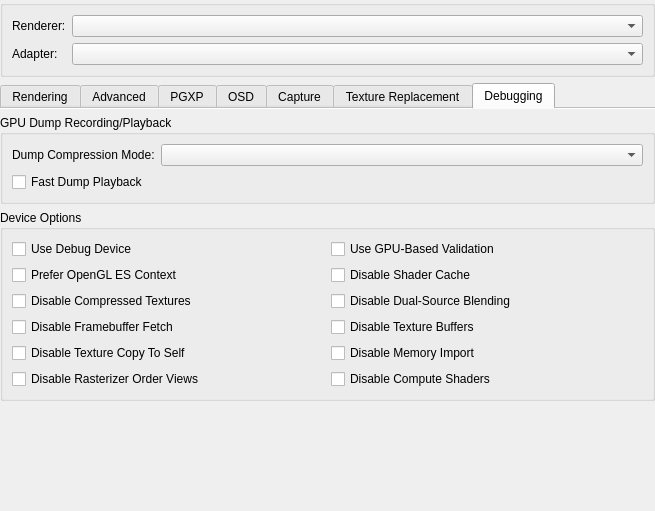
The window that src/duckstation-qt/graphicssettingswidget.ui (stenzek/duckstation) describes before a commit, drawn with Qt 5.
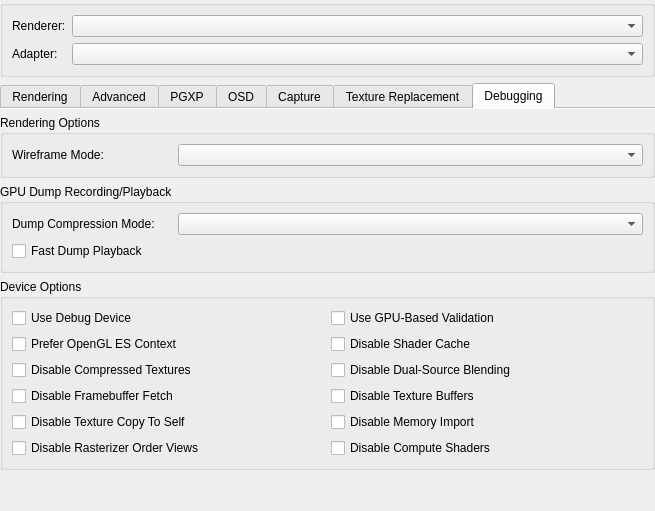
The same window after the commit. The open tabs and pages were chosen to show the change. Icons and pictures are not drawn.

Commit message:
Qt: Move wireframe rendering to debug tab
Free up space in advanced.

What changed in the file:
```diff
--- a/src/duckstation-qt/graphicssettingswidget.ui
+++ b/src/duckstation-qt/graphicssettingswidget.ui
@@ -412,17 +412,7 @@
           <item row="1" column="1">
            <widget class="QComboBox" name="gpuLineDetectMode"/>
           </item>
-          <item row="2" column="0">
-           <widget class="QLabel" name="gpuWireframeModeLabel">
-            <property name="text">
-             <string>Wireframe Mode:</string>
-            </property>
-           </widget>
-          </item>
-          <item row="2" column="1">
-           <widget class="QComboBox" name="gpuWireframeMode"/>
-          </item>
-          <item row="3" column="0" colspan="2">
+          <item row="2" column="0" colspan="2">
            <layout class="QGridLayout" name="gridLayout_5">
             <item row="1" column="1">
              <widget class="QCheckBox" name="scaledInterlacing">
@@ -1447,12 +1437,31 @@
        <property name="bottomMargin">
         <number>0</number>
        </property>
+       <item>
+        <widget class="QGroupBox" name="groupBox_11">
+         <property name="title">
+          <string>Rendering Options</string>
+         </property>
+         <layout class="QGridLayout" name="gridLayout_22" columnstretch="0,1" columnminimumwidth="160,0">
+          <item row="0" column="0">
+           <widget class="QLabel" name="gpuWireframeModeLabel">
+            <property name="text">
+             <string>Wireframe Mode:</string>
+            </property>
+           </widget>
+          </item>
+          <item row="0" column="1">
+           <widget class="QComboBox" name="gpuWireframeMode"/>
+          </item>
+         </layout>
+        </widget>
+       </item>
        <item>
         <widget class="QGroupBox" name="gpuDumpGroup">
          <property name="title">
           <string>GPU Dump Recording/Playback</string>
          </property>
-         <layout class="QGridLayout" name="gridLayout_17" columnstretch="0,1">
+         <layout class="QGridLayout" name="gridLayout_17" columnstretch="0,1" columnminimumwidth="160,0">
           <item row="0" column="0">
            <widget class="QLabel" name="groupDumpCompressionModeLabel">
             <property name="text">
```
Left out of the diff: 4 changed lines with no effect on the pictures. The commit also changes 2 other files.
